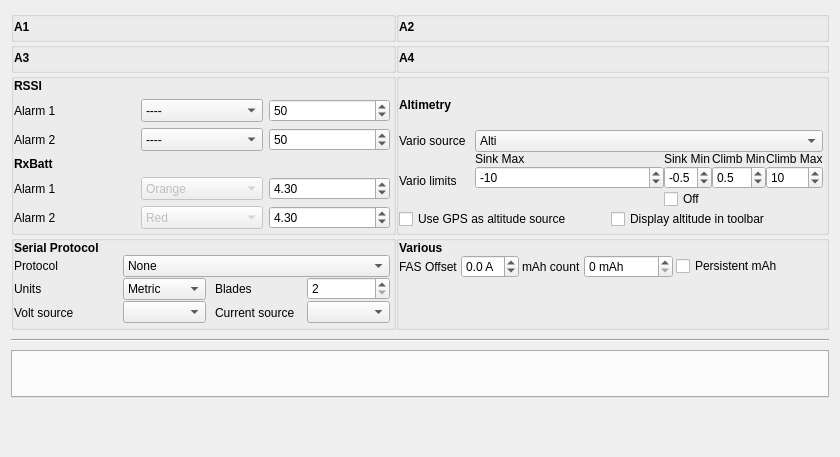
Before: the Qt Designer form companion/src/modeledit/telemetry.ui in opentx/opentx, drawn with Qt 5.
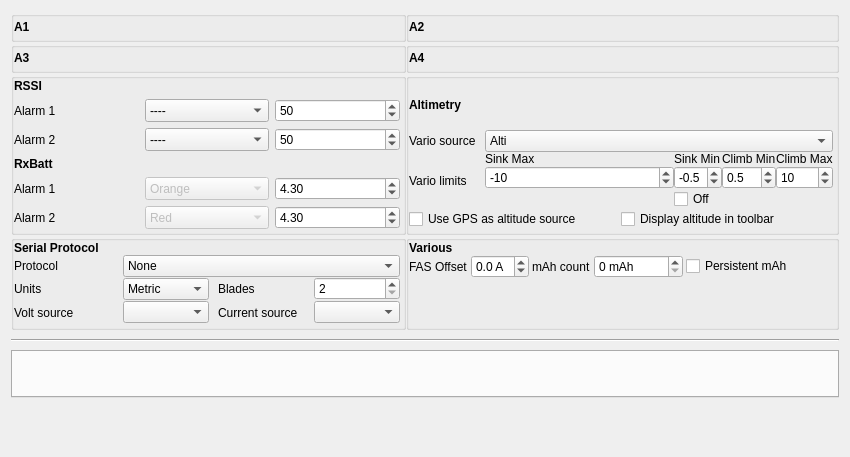
After: the same form once the commit is applied. Custom widgets are drawn as their Qt base class.

The edit to the form file:
```diff
--- a/companion/src/modeledit/telemetry.ui
+++ b/companion/src/modeledit/telemetry.ui
@@ -6,7 +6,7 @@
    <rect>
     <x>0</x>
     <y>0</y>
-    <width>840</width>
+    <width>850</width>
     <height>457</height>
    </rect>
   </property>
```
Left out of the diff: 2 changed lines with no effect on the pictures.
